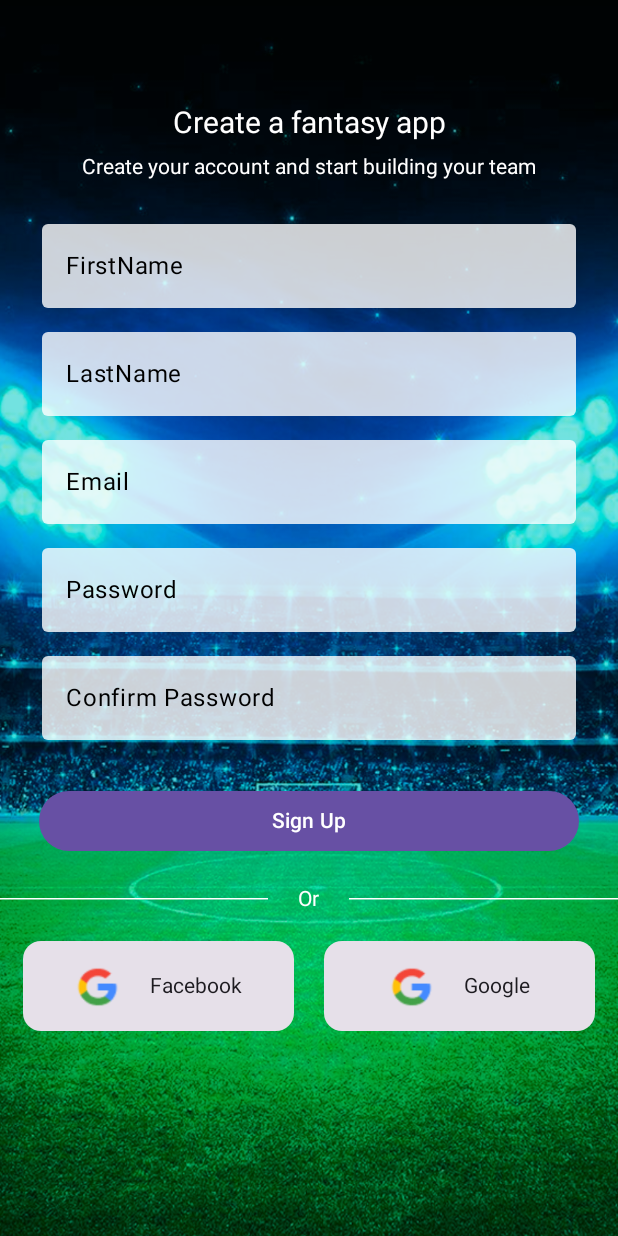
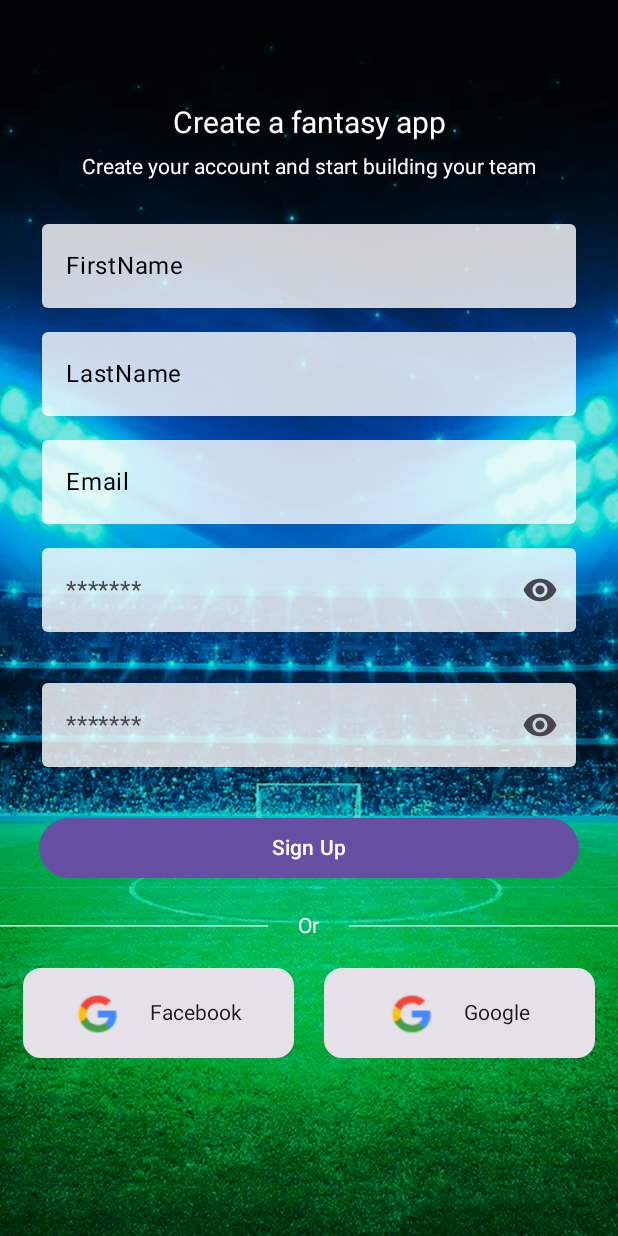
Before and after one commit to Subigya10/MyIndividualProject, an Android app built with Jetpack Compose: the MainActivity screen opened directly, with no data from a screen before it, on a phone screen of 412 x 824 dp. Run offline under Robolectric (Android 15) with nearby library versions, the phone set to English and light mode, and no system bars; our stand-ins replace Firebase (no records; nobody signed in at launch, a user with empty details on screens opened directly).

Commit message:
added weak medium password

```diff
--- a/app/src/main/java/com/example/kotlinnewproject/MainActivity.kt
+++ b/app/src/main/java/com/example/kotlinnewproject/MainActivity.kt
@@ -8,6 +8,7 @@ import androidx.activity.compose.setContent
 import androidx.activity.enableEdgeToEdge
 import androidx.compose.foundation.Image
 import androidx.compose.foundation.background
+import androidx.compose.foundation.clickable
 import androidx.compose.foundation.layout.Arrangement
 import androidx.compose.foundation.layout.Box
 import androidx.compose.foundation.layout.Column
@@ -19,9 +20,12 @@ import androidx.compose.foundation.layout.height
 import androidx.compose.foundation.layout.padding
 import androidx.compose.foundation.layout.size
 import androidx.compose.foundation.layout.width
+import androidx.compose.material.icons.Icons
 import androidx.compose.material3.Button
 import androidx.compose.material3.Card
 import androidx.compose.material3.HorizontalDivider
+import androidx.compose.material3.Icon
+import androidx.compose.material3.IconButton
 import androidx.compose.material3.OutlinedTextField
 import androidx.compose.material3.Scaffold
 import androidx.compose.material3.Text
@@ -40,12 +44,14 @@ import androidx.compose.ui.unit.sp
 import androidx.compose.runtime.getValue
 import androidx.compose.runtime.setValue
 import androidx.compose.ui.platform.LocalContext
+import androidx.compose.ui.text.input.PasswordVisualTransformation
+import androidx.compose.ui.text.input.VisualTransformation
 import androidx.lifecycle.ViewModel
 import com.example.kotlinnewproject.model.UserModel
 import com.example.kotlinnewproject.repository.UserRepoImpl
 
 
-import com.example.kotlinnewproject.ui.theme.KotlinnewprojectTheme
+
 import com.example.kotlinnewproject.ui.theme.Pink80
 import com.example.kotlinnewproject.ui.theme.Purple80
 import com.example.kotlinnewproject.viewmodel.UserViewModel
@@ -73,6 +79,7 @@ fun registerme() {
     var ConfirmPassword by remember { mutableStateOf("") }
     val context= LocalContext.current
     val userViewModel = remember { UserViewModel(UserRepoImpl()) }
+    var visibility by remember { mutableStateOf(false) }
 
     Scaffold { padding ->
         Box(
@@ -170,43 +177,96 @@ fun registerme() {
                     )
                     Spacer(modifier = Modifier.height(16.dp))
                     OutlinedTextField(
-
                         value = Password,
                         onValueChange = { data ->
                             Password = data
+                        },
+                        placeholder = {
+                            Text("*******")
+                        },
+                        colors = TextFieldDefaults.colors(
+                            unfocusedContainerColor = Color.White.copy(0.8f),
+                            focusedContainerColor = Purple80,
+                            focusedIndicatorColor = Pink80,
+                            unfocusedIndicatorColor = Color.Transparent
+                        ),
+                        modifier = Modifier
+                            .fillMaxWidth()
+                            .padding(horizontal = 28.dp),
+                        visualTransformation = if (visibility)
+                            VisualTransformation.None
+                        else
+                            PasswordVisualTransformation(),
+                        trailingIcon = {
+                            IconButton(onClick = {
+                                visibility = !visibility
+                            }) {
+                                Icon(
+                                    painter = if (visibility)
+                                        painterResource(R.drawable.baseline_visibility_off_24)
+                                    else
+                                        painterResource(R.drawable.baseline_visibility_24),
+                                    contentDescription = null
+                                )
+                            }
+                        }
+                    )
 
+                    val (strengthText, strengthColor) = when {
+                        Password.isEmpty() -> "" to Color.Transparent  // nothing shown when empty
+                        Password.length < 4 -> "Weak" to Color.Red
+                        Password.length < 8 -> "Medium" to Color.Yellow
+                        else -> "Strong" to Color.Green
+                    }
+
+
+                    Text(
+                        text = "Password strength: $strengthText",
+                        color = strengthColor,
+                        fontSize = 12.sp,
+                        modifier = Modifier
+                            .align(Alignment.Start)
+                            .padding(start = 32.dp, top = 4.dp)
+                    )
+
+
+
+                    Spacer(modifier = Modifier.height(16.dp))
+                    OutlinedTextField(
+                        value = ConfirmPassword,
+                        onValueChange = { data ->
+                            ConfirmPassword = data
                         },
-                        placeholder = { Text("Password", color = Color.Black) },
-                        modifier = Modifier.fillMaxWidth().padding(horizontal = 28.dp),
+                        placeholder = {
+                            Text("*******")
+                        },
 
                         colors = TextFieldDefaults.colors(
                             unfocusedContainerColor = Color.White.copy(0.8f),
                             focusedContainerColor = Purple80,
                             focusedIndicatorColor = Pink80,
                             unfocusedIndicatorColor = Color.Transparent
-                        )
+                        ),
 
+                        modifier = Modifier.fillMaxWidth().padding(horizontal = 28.dp),
+                        visualTransformation = if (visibility) VisualTransformation.None else PasswordVisualTransformation(),
+                        trailingIcon = {
+                            IconButton(onClick = {
+                                visibility = !visibility
+                            }) {
+                                Icon(
+                                    painter = if (visibility)
+                                        painterResource(R.drawable.baseline_visibility_off_24)
+                                    else painterResource(
+                                        R.drawable.baseline_visibility_24
+                                    ),
+
+
+                                    contentDescription = null
+                                )
+                            }
+                        }
                     )
-                    Spacer(modifier = Modifier.height(16.dp))
-                    OutlinedTextField(
-
-                        value = ConfirmPassword,
-                        onValueChange = { data ->
-                            ConfirmPassword = data
-
-                        },
-                        placeholder = { Text("Confirm Password", color = Color.Black) },
-                        modifier = Modifier.fillMaxWidth().padding(horizontal = 28.dp),
-
-                        colors = TextFieldDefaults.colors(
-                            unfocusedContainerColor = Color.White.copy(0.8f),
-                            focusedContainerColor = Purple80,
-                            focusedIndicatorColor = Pink80,
-                            unfocusedIndicatorColor = Color.Transparent
-                        )
-
-                    )
-
 
                 }
 
--- /dev/null
+++ b/app/src/main/res/drawable/baseline_visibility_24.xml
@@ -0,0 +1,5 @@
+<vector xmlns:android="http://schemas.android.com/apk/res/android" android:height="24dp" android:tint="#000000" android:viewportHeight="24" android:viewportWidth="24" android:width="24dp">
+
+    <path android:fillColor="@android:color/white" android:pathData="M12,4.5C7,4.5 2.73,7.61 1,12c1.73,4.39 6,7.5 11,7.5s9.27,-3.11 11,-7.5c-1.73,-4.39 -6,-7.5 -11,-7.5zM12,17c-2.76,0 -5,-2.24 -5,-5s2.24,-5 5,-5 5,2.24 5,5 -2.24,5 -5,5zM12,9c-1.66,0 -3,1.34 -3,3s1.34,3 3,3 3,-1.34 3,-3 -1.34,-3 -3,-3z"/>
+
+</vector>
--- /dev/null
+++ b/app/src/main/res/drawable/baseline_visibility_off_24.xml
@@ -0,0 +1,5 @@
+<vector xmlns:android="http://schemas.android.com/apk/res/android" android:height="24dp" android:tint="#000000" android:viewportHeight="24" android:viewportWidth="24" android:width="24dp">
+
+    <path android:fillColor="@android:color/white" android:pathData="M12,7c2.76,0 5,2.24 5,5 0,0.65 -0.13,1.26 -0.36,1.83l2.92,2.92c1.51,-1.26 2.7,-2.89 3.43,-4.75 -1.73,-4.39 -6,-7.5 -11,-7.5 -1.4,0 -2.74,0.25 -3.98,0.7l2.16,2.16C10.74,7.13 11.35,7 12,7zM2,4.27l2.28,2.28 0.46,0.46C3.08,8.3 1.78,10.02 1,12c1.73,4.39 6,7.5 11,7.5 1.55,0 3.03,-0.3 4.38,-0.84l0.42,0.42L19.73,22 21,20.73 3.27,3 2,4.27zM7.53,9.8l1.55,1.55c-0.05,0.21 -0.08,0.43 -0.08,0.65 0,1.66 1.34,3 3,3 0.22,0 0.44,-0.03 0.65,-0.08l1.55,1.55c-0.67,0.33 -1.41,0.53 -2.2,0.53 -2.76,0 -5,-2.24 -5,-5 0,-0.79 0.2,-1.53 0.53,-2.2zM11.84,9.02l3.15,3.15 0.02,-0.16c0,-1.66 -1.34,-3 -3,-3l-0.17,0.01z"/>
+
+</vector>
```
